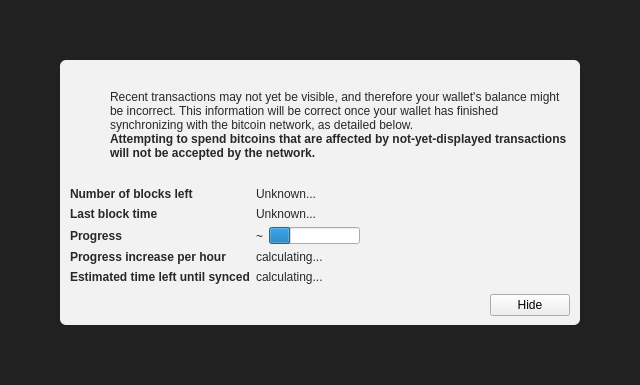
First picture: the form in src/qt/forms/modaloverlay.ui, repository SaltineChips/Rubix-V3.0.0.0, before the edit.
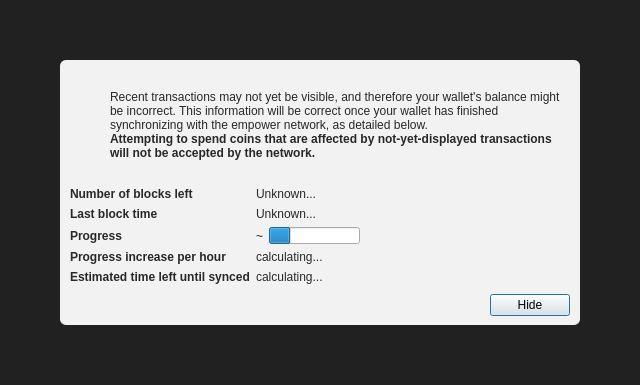
Second picture: the form after the edit. Icons and pictures are not drawn. Custom widgets are drawn as their Qt base class.

What changed in the file:
```diff
--- a/src/qt/forms/modaloverlay.ui
+++ b/src/qt/forms/modaloverlay.ui
@@ -130,7 +130,7 @@
              <item>
               <widget class="QLabel" name="infoText">
                <property name="text">
-                <string>Recent transactions may not yet be visible, and therefore your wallet's balance might be incorrect. This information will be correct once your wallet has finished synchronizing with the bitcoin network, as detailed below.</string>
+                <string>Recent transactions may not yet be visible, and therefore your wallet's balance might be incorrect. This information will be correct once your wallet has finished synchronizing with the empower network, as detailed below.</string>
                </property>
                <property name="textFormat">
                 <enum>Qt::RichText</enum>
@@ -149,7 +149,7 @@
                 </font>
                </property>
                <property name="text">
-                <string>Attempting to spend bitcoins that are affected by not-yet-displayed transactions will not be accepted by the network.</string>
+                <string>Attempting to spend coins that are affected by not-yet-displayed transactions will not be accepted by the network.</string>
                </property>
                <property name="textFormat">
                 <enum>Qt::RichText</enum>
@@ -351,6 +351,12 @@
              <property name="text">
               <string>Hide</string>
              </property>
+             <property name="focusPolicy">
+              <enum>Qt::StrongFocus</enum>
+             </property>
+             <property name="default">
+              <bool>true</bool>
+             </property>
             </widget>
            </item>
           </layout>
```
Left out of the diff: 2 changed lines with no effect on the pictures.
